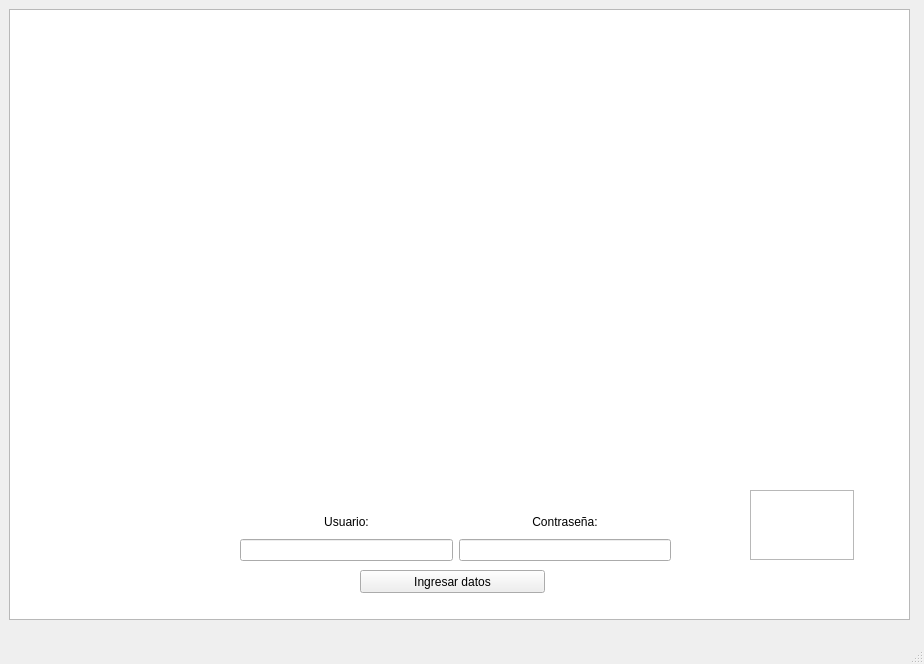
Old version of the form Código/Star_Chasers/mainwindow.ui in the repository FerneyMP/Proyecto_Final.
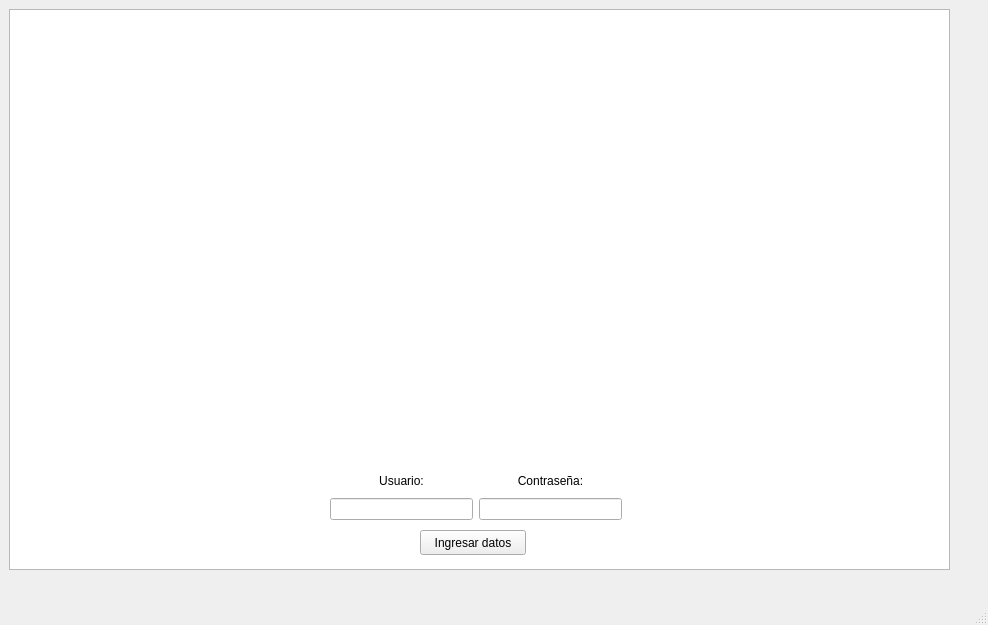
New version of the form.

Commit message: Avances en la entrada (usuario, contraseña)

```diff
--- a/Código/Star_Chasers/mainwindow.ui
+++ b/Código/Star_Chasers/mainwindow.ui
@@ -6,8 +6,8 @@
    <rect>
     <x>0</x>
     <y>0</y>
-    <width>924</width>
-    <height>664</height>
+    <width>988</width>
+    <height>625</height>
    </rect>
   </property>
   <property name="windowTitle">
@@ -19,18 +19,18 @@
      <rect>
       <x>9</x>
       <y>9</y>
-      <width>901</width>
-      <height>611</height>
+      <width>941</width>
+      <height>561</height>
      </rect>
     </property>
    </widget>
    <widget class="QWidget" name="gridLayoutWidget">
     <property name="geometry">
      <rect>
-      <x>240</x>
-      <y>510</y>
-      <width>431</width>
-      <height>51</height>
+      <x>330</x>
+      <y>470</y>
+      <width>292</width>
+      <height>50</height>
      </rect>
     </property>
     <layout class="QGridLayout" name="gridLayout">
@@ -68,26 +68,16 @@
    <widget class="QPushButton" name="pushButton">
     <property name="geometry">
      <rect>
-      <x>360</x>
-      <y>570</y>
-      <width>185</width>
-      <height>23</height>
+      <x>420</x>
+      <y>530</y>
+      <width>106</width>
+      <height>25</height>
      </rect>
     </property>
     <property name="text">
      <string>Ingresar datos</string>
     </property>
    </widget>
-   <widget class="QTextEdit" name="textEdit">
-    <property name="geometry">
-     <rect>
-      <x>750</x>
-      <y>490</y>
-      <width>104</width>
-      <height>70</height>
-     </rect>
-    </property>
-   </widget>
   </widget>
   <widget class="QMenuBar" name="menubar">
    <property name="geometry">
```
Left out of the diff: 4 changed lines with no effect on the pictures. The commit also changes 2 other files.
